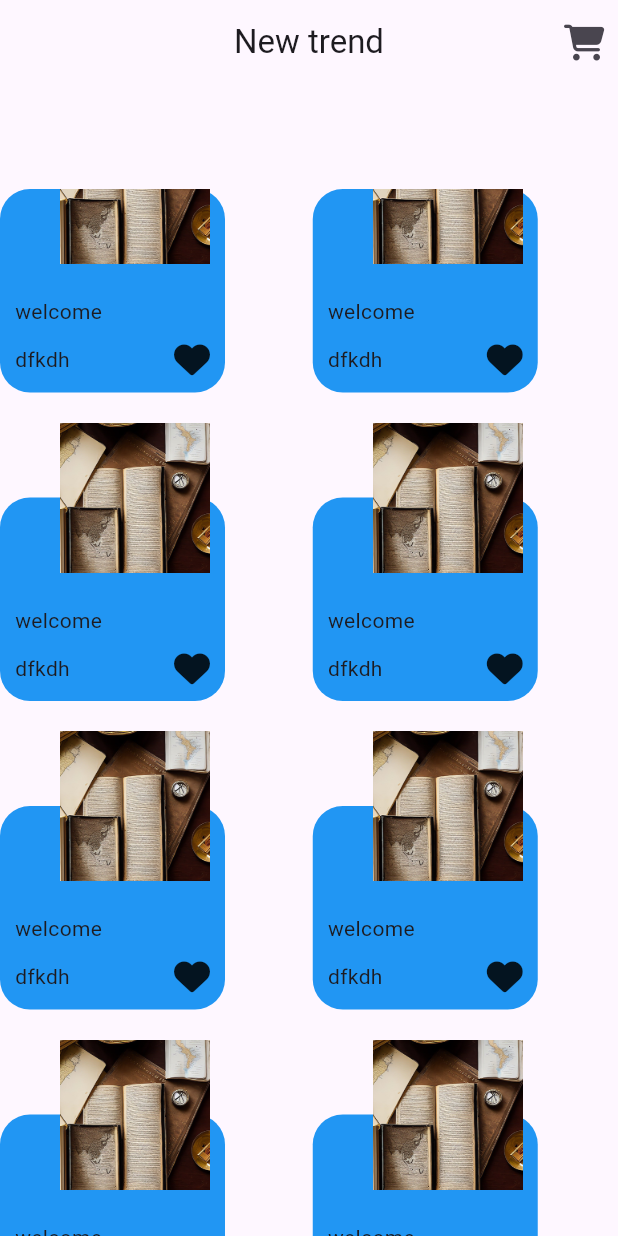
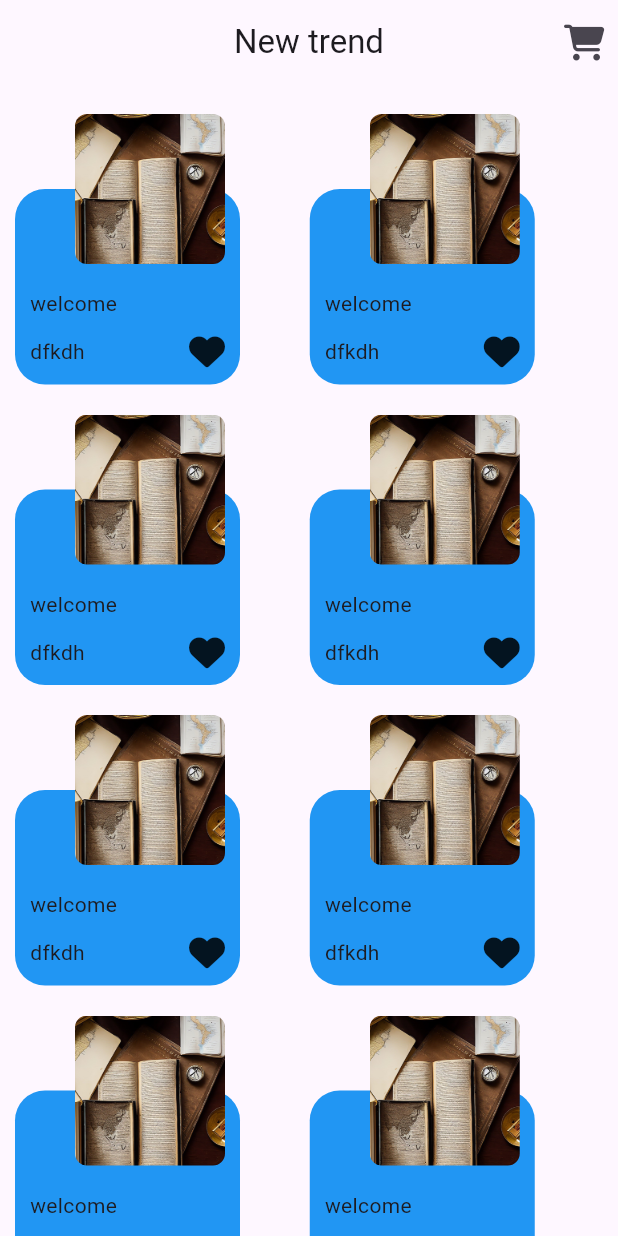
Before and after one commit to AbdoMohamed98/market_app, a Flutter app: the screen it shows after launch, on a phone screen of 412 x 824 dp. Run offline on Flutter 3.47's test engine with Material 3 defaults, Android fonts, the phone set to English and light mode, and no system bars; our stand-ins replace flutter_screenutil, font_awesome_flutter; network calls fail.

```diff
--- a/lib/main.dart
+++ b/lib/main.dart
@@ -1,8 +1,11 @@
 import 'package:flutter/material.dart';
 import 'package:flutter_screenutil/flutter_screenutil.dart';
+import 'package:market_app/services/getproductservice.dart';
 import 'package:market_app/views/homeview.dart';
 
 void main() {
+  var getproduct = Getproduct().getProductservice();
+  print(getproduct);
   runApp(const MyApp());
 }
 
--- a/lib/views/homeview.dart
+++ b/lib/views/homeview.dart
@@ -19,12 +19,13 @@ class Homeview extends StatelessWidget {
       ),
       body:
       Padding(
-        padding: const EdgeInsets.only(top:70),
+        padding: const EdgeInsets.only(top:70,left: 10,right: 10),
         child: GridView.builder(
+          clipBehavior: Clip.none,
           gridDelegate: const SliverGridDelegateWithFixedCrossAxisCount(
             crossAxisCount: 2,
             mainAxisSpacing: 70,
-            crossAxisSpacing:5,
+            crossAxisSpacing:1,
             childAspectRatio: 1.5,
           ),
           itemBuilder:(context, index) =>  Stack(
@@ -48,9 +49,12 @@ class Homeview extends StatelessWidget {
                         child: SizedBox(
                           height: 100,
                           width: 100,
-                          child: Image.asset(
-                            'assets/generated.png',
-                            fit: BoxFit.cover,
+                          child: ClipRRect(
+                            borderRadius: BorderRadius.circular(8),
+                            child: Image.asset(
+                              'assets/generated.png',
+                              fit: BoxFit.cover,
+                            ),
                           ),
                         ),
                       ),
--- a/pubspec.yaml
+++ b/pubspec.yaml
@@ -36,6 +36,7 @@ dependencies:
   cupertino_icons: ^1.0.8
   flutter_screenutil: ^5.9.3
   font_awesome_flutter: ^10.7.0
+  http: ^1.4.0
 
 dev_dependencies:
   flutter_test:
```
Also changed, not shown: lib/models/productmodel.dart (added, +17 -0 lines), lib/services/getallproductservice.dart (added, +17 -0 lines), lib/services/getproductservice.dart (added, +21 -0 lines), pubspec.lock.
